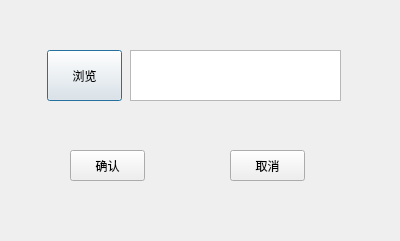
Before: the Qt Designer form importbookdialog.ui in hclspring/AssetTableManager, drawn with Qt 5.
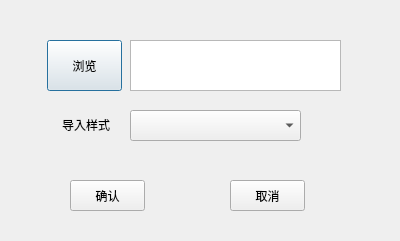
After: the same form once the commit is applied.

Diff of the .ui file:
```diff
--- a/importbookdialog.ui
+++ b/importbookdialog.ui
@@ -17,7 +17,7 @@
    <property name="geometry">
     <rect>
      <x>47</x>
-     <y>50</y>
+     <y>40</y>
      <width>75</width>
      <height>51</height>
     </rect>
@@ -30,7 +30,7 @@
    <property name="geometry">
     <rect>
      <x>70</x>
-     <y>150</y>
+     <y>180</y>
      <width>75</width>
      <height>31</height>
     </rect>
@@ -43,7 +43,7 @@
    <property name="geometry">
     <rect>
      <x>230</x>
-     <y>150</y>
+     <y>180</y>
      <width>75</width>
      <height>31</height>
     </rect>
@@ -56,12 +56,35 @@
    <property name="geometry">
     <rect>
      <x>130</x>
-     <y>50</y>
+     <y>40</y>
      <width>211</width>
      <height>51</height>
     </rect>
    </property>
   </widget>
+  <widget class="QLabel" name="label">
+   <property name="geometry">
+    <rect>
+     <x>62</x>
+     <y>115</y>
+     <width>54</width>
+     <height>20</height>
+    </rect>
+   </property>
+   <property name="text">
+    <string>导入样式</string>
+   </property>
+  </widget>
+  <widget class="QComboBox" name="importStyleComboBox">
+   <property name="geometry">
+    <rect>
+     <x>130</x>
+     <y>110</y>
+     <width>171</width>
+     <height>31</height>
+    </rect>
+   </property>
+  </widget>
  </widget>
  <resources/>
  <connections/>
```
